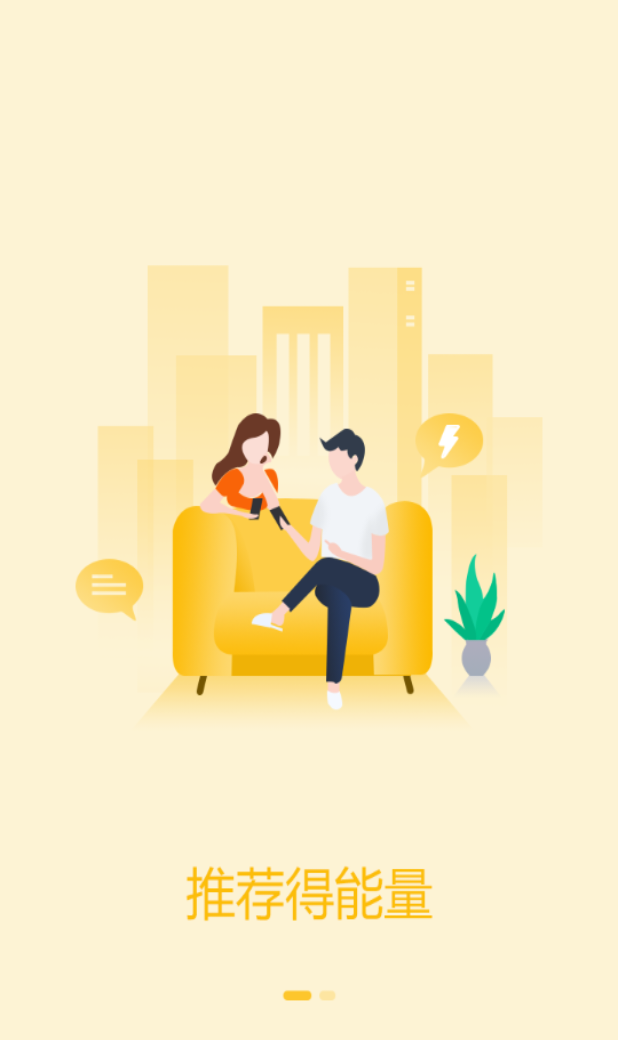
After one commit to jwc12321/NgMerchant, an Android app: the GuideActivity screen opened directly, with no data from a screen before it, on a phone screen of 412 x 824 dp. The commit adds this screen. Shown: the top 1040 px of the screen. Run offline under Robolectric (Android 15) with nearby library versions, the phone set to English and light mode, and no system bars; our stand-ins replace ButterKnife; libraries missing offline, so code that uses them is left out: cn.jpush.android, com.umeng.analytics; 1 statement that could not run was skipped.

Commit message:
引导页和指导页

```diff
--- a/app/build.gradle
+++ b/app/build.gradle
@@ -61,7 +61,7 @@ android {
             zipAlignEnabled true
         }
         debug {
-            buildConfigField "String", "API_BASE_URL", "\"http://192.168.100.151/git365neng/public/api/\""
+            buildConfigField "String", "API_BASE_URL", "\"http://test.365neng.com/api/\""
             minifyEnabled false
             proguardFiles getDefaultProguardFile('proguard-android.txt'), 'proguard-rules.pro'
             signingConfig signingConfigs.debug
--- a/app/src/main/AndroidManifest.xml
+++ b/app/src/main/AndroidManifest.xml
@@ -135,6 +135,8 @@
             android:screenOrientation="portrait"/>
         <activity android:name=".receipt.ui.QrCodeScanActivity"
             android:screenOrientation="portrait"/>
+        <activity android:name=".splash.GuideActivity"
+            android:screenOrientation="portrait"/>
     </application>
 
 </manifest>
--- /dev/null
+++ b/app/src/main/java/com/nenggou/slsm/splash/GuideActivity.java
@@ -0,0 +1,127 @@
+package com.nenggou.slsm.splash;
+
+import android.content.Context;
+import android.content.Intent;
+import android.content.SharedPreferences;
+import android.os.Bundle;
+import android.support.v4.view.ViewPager;
+import android.text.TextUtils;
+import android.view.LayoutInflater;
+import android.view.View;
+import android.widget.Button;
+import android.widget.TextView;
+
+
+import com.nenggou.slsm.BaseActivity;
+import com.nenggou.slsm.R;
+import com.nenggou.slsm.common.StaticData;
+import com.nenggou.slsm.common.unit.TokenManager;
+import com.nenggou.slsm.login.ui.LoginActivity;
+import com.nenggou.slsm.mainframe.ui.MainFrameActivity;
+import com.nenggou.slsm.setting.ui.SettingActivity;
+import com.nenggou.slsm.splash.adapter.GuideAdapter;
+
+import java.util.ArrayList;
+import java.util.List;
+
+import butterknife.BindView;
+import butterknife.ButterKnife;
+import butterknife.OnClick;
+
+public class GuideActivity extends BaseActivity implements ViewPager.OnPageChangeListener {
+
+    @BindView(R.id.viewPager)
+    ViewPager viewPager;
+    @BindView(R.id.guide_bt)
+    Button guideBt;
+    private List<View> views;
+    private GuideAdapter vpAdapter;
+    //用pref记录是否为首次载入
+    private static final String SHAREDPREFERENCES_NAME = "ngm_first_pref";
+
+
+    public static void start(Context context) {
+        Intent intent = new Intent(context, GuideActivity.class);
+        context.startActivity(intent);
+    }
+
+    @Override
+    public View getSnackBarHolderView() {
+        return null;
+    }
+
+    @Override
+    public void onCreate(Bundle savedInstanceState) {
+        super.onCreate(savedInstanceState);
+        setContentView(R.layout.activity_guide);
+        ButterKnife.bind(this);
+        intViews();
+    }
+
+
+    /**
+     * 初始化引导页面
+     */
+    private void intViews() {
+        LayoutInflater inflater = LayoutInflater.from(this);
+        views = new ArrayList<View>();
+
+        //初始化引导页面列表
+        views.add(inflater.inflate(R.layout.guide_page_one, null));
+        views.add(inflater.inflate(R.layout.guide_page_two, null));
+
+        //初始化Adapter
+        vpAdapter = new GuideAdapter(views, this);
+        viewPager.setAdapter(vpAdapter);
+        viewPager.addOnPageChangeListener(this);
+    }
+
+    @Override
+    public void onPageScrolled(int position, float positionOffset, int positionOffsetPixels) {
+
+    }
+
+    @Override
+    public void onPageSelected(int position) {
+        if(position==1){
+            guideBt.setVisibility(View.VISIBLE);
+        }else {
+            guideBt.setVisibility(View.GONE);
+        }
+
+    }
+
+    @Override
+    public void onPageScrollStateChanged(int state) {
+
+    }
+
+    @OnClick({ R.id.guide_bt})
+    public void onClick(View view) {
+        switch (view.getId()) {
+            case R.id.guide_bt:
+                setGuided();
+                if (TextUtils.isEmpty(TokenManager.getToken())) {
+                    LoginActivity.start(this);
+                } else {
+                    MainFrameActivity.start(this);
+                }
+                this.finish();
+                break;
+            default:
+        }
+    }
+
+    /**
+     * 跳转到引导页面
+     */
+    private void setGuided() {
+        SharedPreferences preferences = getSharedPreferences(SHAREDPREFERENCES_NAME, Context.MODE_PRIVATE);
+        SharedPreferences.Editor editor = preferences.edit();
+        //走完一遍引导页面后设置标志为false
+        editor.putBoolean("isFirstIn", false);
+        editor.commit();
+    }
+
+
+}
--- /dev/null
+++ b/app/src/main/java/com/nenggou/slsm/splash/adapter/GuideAdapter.java
@@ -0,0 +1,45 @@
+package com.nenggou.slsm.splash.adapter;
+
+import android.app.Activity;
+import android.support.v4.view.PagerAdapter;
+import android.view.View;
+import android.view.ViewGroup;
+import java.util.List;
+
+/**
+ * Created by Administrator on 2016/9/19.
+ */
+public class GuideAdapter extends PagerAdapter {
+
+    //引导页面列表
+    private List<View> views;
+    private Activity activity;
+
+
+    public GuideAdapter(List<View> views, Activity activity) {
+        this.views = views;
+        this.activity = activity;
+    }
+
+
+    @Override
+    public int getCount() {
+        return views.size();
+    }
+
+    @Override
+    public boolean isViewFromObject(View view, Object object) {
+        return  view == object;
+    }
+
+    @Override
+    public void destroyItem(ViewGroup container, int position, Object object) {
+        container.removeView(views.get(position));
+    }
+
+    @Override
+    public Object instantiateItem(ViewGroup container, int position) {
+        container.addView(views.get(position), 0);
+        return views.get(position);
+    }
+}
--- /dev/null
+++ b/app/src/main/res/layout/activity_guide.xml
@@ -0,0 +1,23 @@
+<?xml version="1.0" encoding="utf-8"?>
+<RelativeLayout xmlns:android="http://schemas.android.com/apk/res/android"
+    xmlns:tools="http://schemas.android.com/tools"
+    android:layout_width="match_parent"
+    android:layout_height="match_parent">
+
+    <android.support.v4.view.ViewPager
+        android:id="@+id/viewPager"
+        android:layout_width="match_parent"
+        android:layout_height="match_parent" />
+    <Button
+        android:id="@+id/guide_bt"
+        android:layout_width="@dimen/common_one_hundred_and_fifty_five_margin"
+        android:layout_height="@dimen/common_forty_four_margin"
+        android:layout_alignParentBottom="true"
+        android:layout_centerHorizontal="true"
+        android:layout_marginBottom="@dimen/common_forty_four_margin"
+        android:background="@mipmap/go_in_bg"
+        android:text="立即进入"
+        android:textColor="@color/appText1"
+        android:textSize="20sp"
+        android:visibility="gone" />
+</RelativeLayout>
--- /dev/null
+++ b/app/src/main/res/layout/guide_page_one.xml
@@ -0,0 +1,11 @@
+<?xml version="1.0" encoding="utf-8"?>
+<LinearLayout
+    xmlns:android="http://schemas.android.com/apk/res/android"
+    android:layout_width="match_parent"
+    android:layout_height="match_parent">
+    <ImageView
+        android:layout_width="match_parent"
+        android:layout_height="match_parent"
+        android:src="@mipmap/guide_one"
+        android:scaleType="fitXY"/>
+</LinearLayout>
--- a/app/src/main/res/values/strings.xml
+++ b/app/src/main/res/values/strings.xml
@@ -1,5 +1,5 @@
 <resources>
-    <string name="app_name">能购商户端</string>
+    <string name="app_name">能购商家端</string>
     <!--recyclerView Layout-->
     <string name="layoutManager_Gridlayout">GridLayoutManager</string>
     <string name="layoutManager_LinearLayout">LinearLayoutManager</string>
```
Also changed, not shown: app/src/main/java/com/nenggou/slsm/data/request/RdIncomeRequest.java (+4 -4 lines), app/src/main/java/com/nenggou/slsm/splash/SplashActivity.java (+30 -4 lines), app/src/main/res/layout/guide_page_two.xml (added, +11 -0 lines), app/src/main/res/mipmap-xhdpi/go_in_bg.png (added), app/src/main/res/mipmap-xhdpi/guide_one.png (added), app/src/main/res/mipmap-xhdpi/guide_two.png (added), app/src/main/res/mipmap-xhdpi/splash.png, app/src/main/res/mipmap-xxhdpi/go_in_bg.png (added), app/src/main/res/mipmap-xxhdpi/guide_one.png (added), app/src/main/res/mipmap-xxhdpi/guide_two.png (added), app/src/main/res/mipmap-xxhdpi/splash.png (added).
